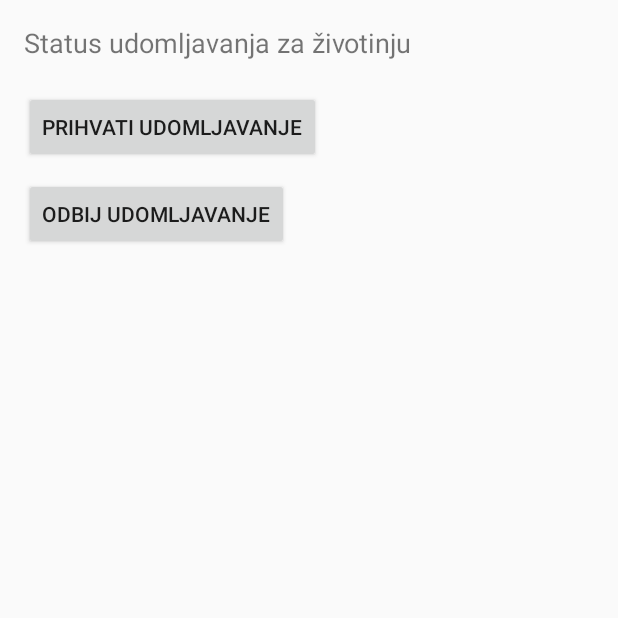
After one commit to Xerokee/PIS_Azil, an Android app: the AdoptionStatusActivity screen opened directly, with no data from a screen before it, on a phone screen of 412 x 824 dp, the top half of it. The commit adds this screen. Run offline under Robolectric (Android 15) with nearby library versions, the phone set to English and light mode, and no system bars; Roboto replaces fonts that are not available here; 1 statement that could not run was skipped.

Commit message:
Structure of animal status input from user

```diff
--- /dev/null
+++ b/app/src/main/java/com/activity/pis_azil/activities/AdoptionStatusActivity.java
@@ -0,0 +1,91 @@
+package com.activity.pis_azil.activities;
+
+import android.os.Bundle;
+import android.util.Log;
+import android.widget.Button;
+import android.widget.Toast;
+
+import androidx.appcompat.app.AppCompatActivity;
+
+import com.activity.pis_azil.R;
+import com.activity.pis_azil.network.ApiClient;
+import com.activity.pis_azil.network.ApiService;
+
+import java.io.IOException;
+import java.util.HashMap;
+import java.util.Map;
+
+import retrofit2.Call;
+import retrofit2.Callback;
+import retrofit2.Response;
+
+public class AdoptionStatusActivity extends AppCompatActivity {
+    private ApiService apiService;
+    public int idLjubimca;
+
+    @Override
+    protected void onCreate(Bundle savedInstanceState) {
+        super.onCreate(savedInstanceState);
+        setContentView(R.layout.activity_adoption_status);
+
+        apiService = ApiClient.getClient().create(ApiService.class);
+
+        // Preuzimanje ID-a ljubimca iz Intent-a, ovo treba biti idLjubimca, ne idKorisnika
+        idLjubimca = getIntent().getIntExtra("idLjubimca", 0); // 0 je defaultna vrijednost ako nije postavljeno
+
+        Log.d("AdoptionStatusActivity", "Preuzeti idLjubimca: " + idLjubimca);
+
+        // Provjeri je li idLjubimca ispravan
+        if (idLjubimca == 0) {
+            Toast.makeText(this, "Greška: ID ljubimca nije ispravan!", Toast.LENGTH_SHORT).show();
+            finish();
+        }
+
+        Button confirmButton = findViewById(R.id.confirm_but);
+        Button rejectButton = findViewById(R.id.reject_but);
+
+        // Kada se pritisne na prihvati/odbij gumb
+        confirmButton.setOnClickListener(v -> updateAdoptionStatus(true));
+        rejectButton.setOnClickListener(v -> updateAdoptionStatus(false));
+    }
+
+    private void updateAdoptionStatus(boolean status) {
+        // Kreiramo mapu sa statusom udomljavanja
+        Map<String, Boolean> statusUpdate = new HashMap<>();
+        statusUpdate.put("status_udomljavanja", status);
+
+        // Logiranje prije slanja zahtjeva
+        Log.d("API_CALL", "Request Body: " + statusUpdate.toString());
+        Log.d("API_CALL", "Updating adoption status for ID_ljubimca: " + idLjubimca);
+
+        // PUT zahtjev za ažuriranje statusa udomljavanja
+        apiService.updateAdoptionStatus(idLjubimca, statusUpdate).enqueue(new Callback<Void>() {
+            @Override
+            public void onResponse(Call<Void> call, Response<Void> response) {
+                if (response.isSuccessful()) {
+                    Toast.makeText(AdoptionStatusActivity.this, "Status uspješno ažuriran", Toast.LENGTH_SHORT).show();
+                    finish();
+                } else {
+                    try {
+                        String errorBody = response.errorBody().string();
+                        int statusCode = response.code();
+
+                        Log.d("API_CALL", "Updating adoption status with ID_ljubimca: " + idLjubimca + " and status: " + status);
+                        Log.e("API_ERROR", "Greška pri ažuriranju statusa. Kod: " + statusCode + ", Odgovor: " + errorBody);
+                        Toast.makeText(AdoptionStatusActivity.this, "Greška pri ažuriranju statusa: " + errorBody, Toast.LENGTH_LONG).show();
+                    } catch (IOException e) {
+                        Log.e("API_ERROR", "Greška pri parsiranju tijela pogreške", e);
+                        e.printStackTrace();
+                    }
+                }
+            }
+
+            @Override
+            public void onFailure(Call<Void> call, Throwable t) {
+                Log.e("API_FAILURE", "API poziv nije uspio: ", t);
+                t.printStackTrace();
+                Toast.makeText(AdoptionStatusActivity.this, "Greška: " + t.getMessage(), Toast.LENGTH_SHORT).show();
+            }
+        });
+    }
+}
--- a/app/src/main/java/com/activity/pis_azil/models/MyAdoptionModel.java
+++ b/app/src/main/java/com/activity/pis_azil/models/MyAdoptionModel.java
@@ -1,6 +1,7 @@
 package com.activity.pis_azil.models;
+import java.io.Serializable;
 
-public class MyAdoptionModel {
+public class MyAdoptionModel implements Serializable {
     private int idLjubimca;
     private String ime_ljubimca;
     private String tip_ljubimca;
@@ -12,6 +13,7 @@ public class MyAdoptionModel {
     private boolean stanje_zivotinje;
     private int id_korisnika;
     private boolean status_udomljavanja;
+
 
     // Getteri i setteri
 
--- a/app/src/main/java/com/activity/pis_azil/models/UpdateDnevnikModel.java
+++ b/app/src/main/java/com/activity/pis_azil/models/UpdateDnevnikModel.java
@@ -106,6 +106,10 @@ public class UpdateDnevnikModel {
     public int getId_ljubimca() {
         return id_ljubimca;
     }
+    public void setId_ljubimca(int id_ljubimca) {
+        this.id_ljubimca = id_ljubimca;
+    }
+
     public String getImeUdomitelja() {
         return imeUdomitelja;
     }
--- a/app/src/main/java/com/activity/pis_azil/network/ApiService.java
+++ b/app/src/main/java/com/activity/pis_azil/network/ApiService.java
@@ -85,6 +85,9 @@ public interface ApiService {
     @DELETE("DnevnikUdomljavanja/delete/{id}")
     Call<Void> deleteAdoption(@Header("RequestAnimalId") int requestAnimalId, @Path("id") int id);
 
+    @PUT("DnevnikUdomljavanja/{idLjubimca}/update/status")
+    Call<Void> updateAdoptionStatus(@Path("idLjubimca") int idLjubimca, @Body Map<String, Boolean> statusUpdate);
+
     @GET("SearchAnimals")
     Call<List<AnimalModel>> searchAnimals(@Query("keyword") String keyword);
 
--- /dev/null
+++ b/app/src/main/res/drawable/ic_notification.xml
@@ -0,0 +1,5 @@
+<vector android:height="24dp" android:tint="#000000"
+    android:viewportHeight="24" android:viewportWidth="24"
+    android:width="24dp" xmlns:android="http://schemas.android.com/apk/res/android">
+    <path android:fillColor="@android:color/white" android:pathData="M18,16v-5c0,-3.07 -1.64,-5.64 -4.5,-6.32L13.5,4c0,-0.83 -0.67,-1.5 -1.5,-1.5s-1.5,0.67 -1.5,1.5v0.68C7.63,5.36 6,7.92 6,11v5l-2,2v1h16v-1l-2,-2zM13,16h-2v-2h2v2zM13,12h-2L11,8h2v4zM12,22c1.1,0 2,-0.9 2,-2h-4c0,1.1 0.89,2 2,2z"/>
+</vector>
--- /dev/null
+++ b/app/src/main/res/layout/activity_adoption_status.xml
@@ -0,0 +1,29 @@
+<?xml version="1.0" encoding="utf-8"?>
+<LinearLayout xmlns:android="http://schemas.android.com/apk/res/android"
+    android:layout_width="match_parent"
+    android:layout_height="match_parent"
+    android:orientation="vertical"
+    android:padding="16dp">
+
+    <TextView
+        android:id="@+id/animal_name"
+        android:layout_width="wrap_content"
+        android:layout_height="wrap_content"
+        android:text="Status udomljavanja za životinju"
+        android:textSize="18sp"
+        android:layout_marginBottom="20dp"/>
+
+    <Button
+        android:id="@+id/confirm_but"
+        android:layout_width="wrap_content"
+        android:layout_height="wrap_content"
+        android:text="Prihvati udomljavanje"
+        android:layout_marginBottom="10dp"/>
+
+    <Button
+        android:id="@+id/reject_but"
+        android:layout_width="wrap_content"
+        android:layout_height="wrap_content"
+        android:text="Odbij udomljavanje" />
+
+</LinearLayout>
```
Also changed, not shown: app/src/main/AndroidManifest.xml (+7 -0 lines), app/src/main/java/com/activity/pis_azil/adapters/MyAdoptionAdapter.java (+46 -0 lines), app/src/main/java/com/activity/pis_azil/network/ApiClient.java (+25 -6 lines).
